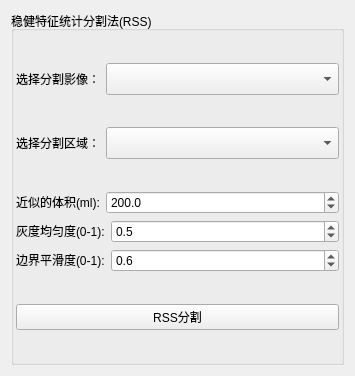
First picture: the form in Plugins/Mipf_Plugin_SFLSSegmentation/WxAutoSegmentationViewControls.ui, repository linson7017/MIPF, before the edit.
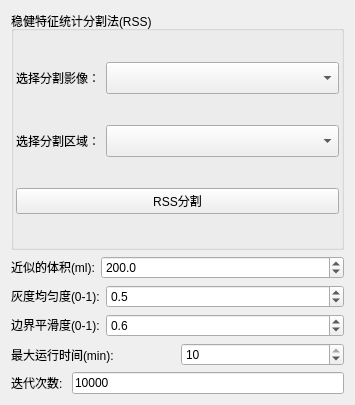
Second picture: the form after the edit. Custom widgets are drawn as their Qt base class.

The edit to the form file:
```diff
--- a/Plugins/Mipf_Plugin_SFLSSegmentation/WxAutoSegmentationViewControls.ui
+++ b/Plugins/Mipf_Plugin_SFLSSegmentation/WxAutoSegmentationViewControls.ui
@@ -7,7 +7,7 @@
     <x>0</x>
     <y>0</y>
     <width>355</width>
-    <height>376</height>
+    <height>405</height>
    </rect>
   </property>
   <layout class="QVBoxLayout" name="verticalLayout_3">
@@ -111,6 +111,16 @@
        </layout>
       </item>
       <item>
+       <widget class="QPushButton" name="ApplyPushButton">
+        <property name="text">
+         <string>RSS分割</string>
+        </property>
+       </widget>
+      </item>
+     </layout>
+    </widget>
+   </item>
+   <item>
        <layout class="QVBoxLayout" name="verticalLayout">
         <item>
          <layout class="QHBoxLayout" name="horizontalLayout_3">
@@ -217,17 +227,49 @@
           </item>
          </layout>
         </item>
+     <item>
+      <layout class="QHBoxLayout" name="horizontalLayout_6">
+       <item>
+        <widget class="QLabel" name="label_4">
+         <property name="text">
+          <string>最大运行时间(min):</string>
+         </property>
+        </widget>
+       </item>
+       <item>
+        <widget class="QSpinBox" name="maxRunningTime">
+         <property name="minimum">
+          <number>1</number>
+         </property>
+         <property name="maximum">
+          <number>10</number>
+         </property>
+         <property name="value">
+          <number>10</number>
+         </property>
+        </widget>
+       </item>
        </layout>
       </item>
       <item>
-       <widget class="QPushButton" name="ApplyPushButton">
+      <layout class="QHBoxLayout" name="horizontalLayout_8">
+       <item>
+        <widget class="QLabel" name="label_5">
         <property name="text">
-         <string>RSS分割</string>
+          <string>迭代次数: </string>
         </property>
        </widget>
       </item>
-     </layout>
-    </widget>
+       <item>
+        <widget class="QLineEdit" name="maxIteratorNum">
+         <property name="text">
+          <string>10000</string>
+         </property>
+        </widget>
+       </item>
+      </layout>
+     </item>
+    </layout>
    </item>
   </layout>
  </widget>
```
Lines whose indentation alone changed are shown as unchanged.
